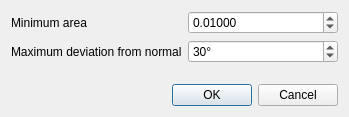
Above: Polyhedron/demo/Polyhedron/Plugins/Surface_mesh/Mesh_plane_detection_dialog.ui from CGAL/cgal before the change. Below: the same form after it.
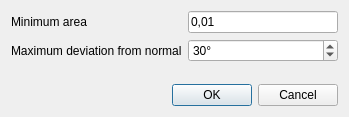
That is the form after the change. Custom widgets are drawn as their Qt base class.

The edit to the form file:
```diff
--- a/Polyhedron/demo/Polyhedron/Plugins/Surface_mesh/Mesh_plane_detection_dialog.ui
+++ b/Polyhedron/demo/Polyhedron/Plugins/Surface_mesh/Mesh_plane_detection_dialog.ui
@@ -23,25 +23,6 @@
        </property>
       </widget>
      </item>
-     <item row="0" column="1">
-      <widget class="QDoubleSpinBox" name="minimumAreaDoubleSpinBox">
-       <property name="decimals">
-        <number>5</number>
-       </property>
-       <property name="minimum">
-        <double>0.000010000000000</double>
-       </property>
-       <property name="maximum">
-        <double>1000000.000000000000000</double>
-       </property>
-       <property name="singleStep">
-        <double>0.010000000000000</double>
-       </property>
-       <property name="value">
-        <double>0.010000000000000</double>
-       </property>
-      </widget>
-     </item>
      <item row="1" column="0">
       <widget class="QLabel" name="maximumDeviationFromNormalLabel">
        <property name="text">
@@ -65,6 +46,13 @@
        </property>
       </widget>
      </item>
+     <item row="0" column="1">
+      <widget class="DoubleEdit" name="minimumAreaDoubleSpinBox">
+       <property name="text">
+        <string>0,01</string>
+       </property>
+      </widget>
+     </item>
     </layout>
    </item>
    <item>
@@ -92,6 +80,13 @@
    </item>
   </layout>
  </widget>
+ <customwidgets>
+  <customwidget>
+   <class>DoubleEdit</class>
+   <extends>QLineEdit</extends>
+   <header>CGAL_double_edit.h</header>
+  </customwidget>
+ </customwidgets>
  <resources/>
  <connections>
   <connection>
```
